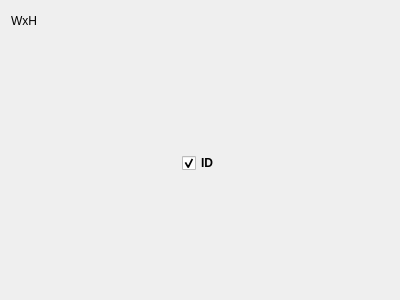
Old version of the form Software/src/GrabWidget.ui in the repository Atarity/Lightpack.
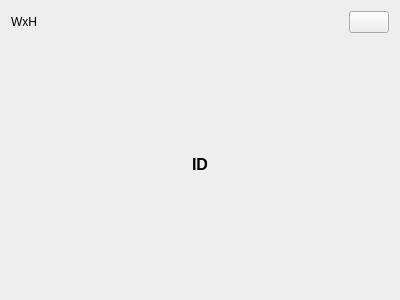
New version of the form.

Commit message: Add widget for configure grab areas (enable/disable, red/green/blue coefs). Fixes issue 102.

What changed in the file:
```diff
--- a/Software/src/GrabWidget.ui
+++ b/Software/src/GrabWidget.ui
@@ -55,6 +55,13 @@
        </property>
       </spacer>
      </item>
+     <item>
+      <widget class="QPushButton" name="button_OpenConfig">
+       <property name="text">
+        <string/>
+       </property>
+      </widget>
+     </item>
     </layout>
    </item>
    <item>
@@ -86,25 +93,17 @@
       </spacer>
      </item>
      <item>
-      <widget class="QCheckBox" name="checkBox_SelfId">
+      <widget class="QLabel" name="label_ID">
        <property name="font">
         <font>
+         <pointsize>12</pointsize>
          <weight>75</weight>
          <bold>true</bold>
         </font>
        </property>
-       <property name="focusPolicy">
-        <enum>Qt::StrongFocus</enum>
-       </property>
-       <property name="locale">
-        <locale language="English" country="UnitedStates"/>
-       </property>
        <property name="text">
         <string notr="true">ID</string>
        </property>
-       <property name="checked">
-        <bool>true</bool>
-       </property>
       </widget>
      </item>
      <item>
```
The commit also changes 13 other files.
